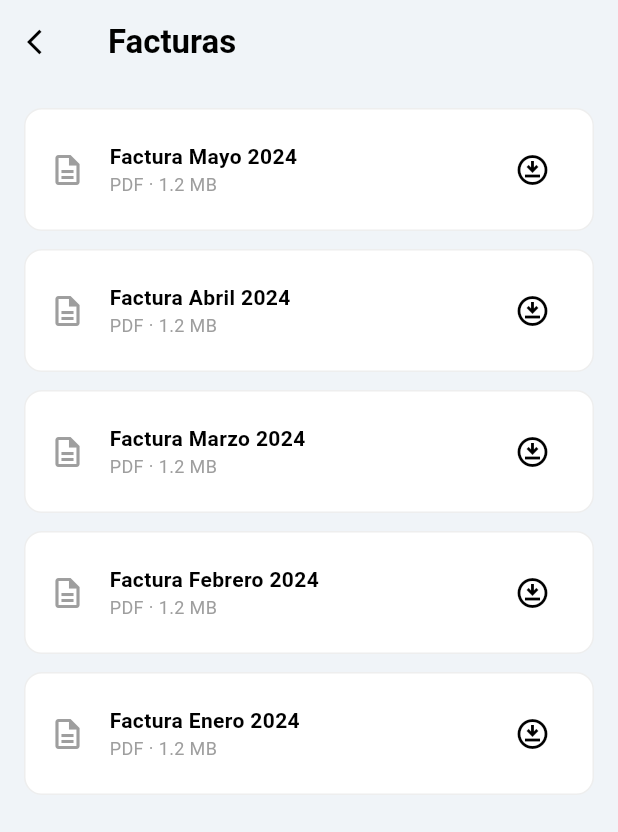
After one commit to Startup-y-upc/rent2go-flutter, a Flutter app: the OwnerInvoicesScreen screen opened directly, on a phone screen of 412 x 824 dp. The commit adds this screen. Shown: the top 832 px of the screen. Run offline on Flutter 3.47's test engine with Material 3 defaults, Android fonts, the phone set to English and light mode, and no system bars; our stand-ins replace cached_network_image, flutter_map, go_router, hive_flutter, image_picker, latlong2 and 1 more; accounts and stored records are empty; network calls fail.

Commit message:
feat: enhance owner interactivity and add invoices screen

```diff
--- /dev/null
+++ b/lib/screens/owner_invoices_screen.dart
@@ -0,0 +1,64 @@
+import 'package:flutter/material.dart';
+
+class OwnerInvoicesScreen extends StatelessWidget {
+  const OwnerInvoicesScreen({super.key});
+
+  @override
+  Widget build(BuildContext context) {
+    return Scaffold(
+      backgroundColor: const Color(0xFFF0F4F8),
+      appBar: AppBar(
+        backgroundColor: Colors.transparent,
+        elevation: 0,
+        leading: IconButton(
+          icon: const Icon(Icons.arrow_back_ios, color: Colors.black, size: 20),
+          onPressed: () => Navigator.pop(context),
+        ),
+        title: const Text(
+          'Facturas',
+          style: TextStyle(color: Colors.black, fontWeight: FontWeight.bold),
+        ),
+      ),
+      body: ListView.builder(
+        padding: const EdgeInsets.all(16),
+        itemCount: 5,
+        itemBuilder: (context, i) {
+          final months = ['Mayo', 'Abril', 'Marzo', 'Febrero', 'Enero'];
+          return Container(
+            margin: const EdgeInsets.only(bottom: 12),
+            padding: const EdgeInsets.all(16),
+            decoration: BoxDecoration(
+              color: Colors.white,
+              borderRadius: BorderRadius.circular(12),
+              border: Border.all(color: Colors.grey.shade200),
+            ),
+            child: Row(
+              children: [
+                const Icon(Icons.description_outlined, color: Colors.grey),
+                const SizedBox(width: 16),
+                Expanded(
+                  child: Column(
+                    crossAxisAlignment: CrossAxisAlignment.start,
+                    children: [
+                      Text('Factura ${months[i]} 2024',
+                          style: const TextStyle(fontWeight: FontWeight.bold, color: Colors.black)),
+                      const Text('PDF · 1.2 MB', style: TextStyle(color: Colors.grey, fontSize: 12)),
+                    ],
+                  ),
+                ),
+                IconButton(
+                  icon: const Icon(Icons.download_for_offline_outlined, color: Colors.black),
+                  onPressed: () {
+                    ScaffoldMessenger.of(context).showSnackBar(
+                      SnackBar(content: Text('Descargando factura de ${months[i]}...')),
+                    );
+                  },
+                ),
+              ],
+            ),
+          );
+        },
+      ),
+    );
+  }
+}
```
Also changed, not shown: lib/screens/chat_screen.dart (+30 -1 lines), lib/screens/owner_earnings_screen.dart (+17 -4 lines), lib/screens/owner_profile_screen.dart (+20 -1 lines).
